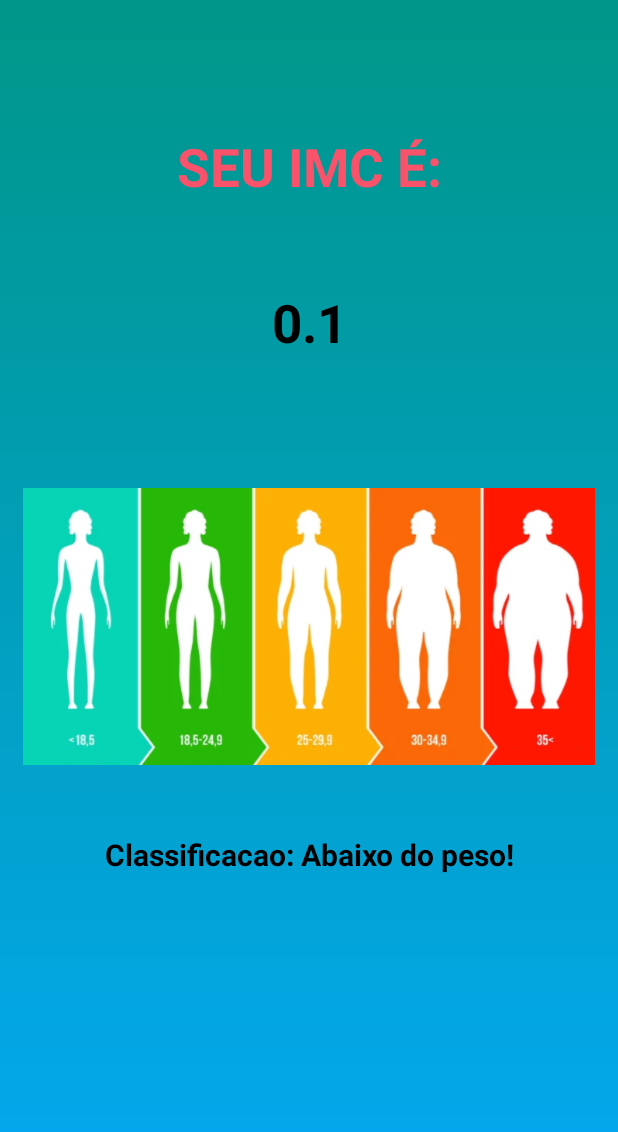
After one commit to rsantana30/projetoimc, an Android app: the ResultActivity screen opened directly, with no data from a screen before it, on a phone screen of 412 x 824 dp. The commit adds this screen. Shown: the top 1132 px of the screen. Run offline under Robolectric (Android 15) with nearby library versions, the phone set to English and light mode, and no system bars.

Commit message:
Initial Commit

```diff
--- /dev/null
+++ b/app/src/main/java/com/example/projetoimc/ResultActivity.kt
@@ -0,0 +1,40 @@
+package com.example.projetoimc
+
+import androidx.appcompat.app.AppCompatActivity
+import android.os.Bundle
+import android.view.MenuItem
+import android.widget.TextView
+
+class ResultActivity : AppCompatActivity() {
+    override fun onCreate(savedInstanceState: Bundle?) {
+        super.onCreate(savedInstanceState)
+        setContentView(R.layout.activity_result)
+
+
+        val tvResult =  findViewById<TextView>(R.id.textview_result)
+        val tvClassificacao =  findViewById<TextView>(R.id.textview_classificacao)
+        val result = intent.getFloatExtra("Extra_Result", 0.1f)
+
+        tvResult.text = result.toString()
+
+        val classificacao = if (result < 18.50) {
+            "Abaixo do peso"
+        } else if (result in 18.50..24.99) {
+            "Normal"
+        } else if (result in 25.00..29.99){
+            "Sobrepeso"
+        } else if (result in 30.00..34.99){
+            "Obesidade grau I"
+        } else if (result in 35.00..39.99){
+            "Obesidade grau II"
+        } else {
+            "Obesidade grau III"
+        }
+        tvClassificacao.text=getString(R.string.message_classificacao, classificacao)
+    }
+
+    override fun onOptionsItemSelected(item: MenuItem): Boolean {
+        finish()
+        return super.onOptionsItemSelected(item)
+    }
+}
--- a/app/src/main/java/com/example/projetoimc/ScreenIMC.kt
+++ /dev/null
@@ -1,4 +0,0 @@
-package com.example.projetoimc
-
-class ScreenIMC {
-}
--- a/app/src/main/res/drawable/edit_text.xml
+++ b/app/src/main/res/drawable/edit_text.xml
@@ -1,7 +1,7 @@
 <?xml version="1.0" encoding="utf-8"?>
 <shape xmlns:android="http://schemas.android.com/apk/res/android">
 
-    <solid android:color="#80FFFFFF"/>
+    <solid android:color="#2CFFFFFF"/>
     <corners android:radius="10dp"/>
     <stroke android:color="@color/black" android:width="2dp"/>
     <padding android:left="8dp" android:right="8dp"/>
--- a/app/src/main/res/layout/activity_main.xml
+++ b/app/src/main/res/layout/activity_main.xml
@@ -36,6 +36,7 @@
         android:inputType="numberDecimal"
         android:textSize="18dp"
         android:textStyle="bold"
+        android:textColor="@color/black"
         app:layout_constraintBottom_toTopOf="@+id/btn_calcular"
         app:layout_constraintEnd_toEndOf="@+id/imageView2"
         app:layout_constraintHorizontal_bias="0.485"
@@ -55,6 +56,7 @@
         android:maxLength="5"
         android:textSize="18sp"
         android:textStyle="bold"
+        android:textColor="@color/black"
         app:layout_constraintEnd_toEndOf="@+id/imageView2"
         app:layout_constraintHorizontal_bias="0.485"
         app:layout_constraintStart_toStartOf="@+id/imageView2"
@@ -77,7 +79,7 @@
         app:layout_constraintStart_toStartOf="@+id/imageView2" />
 
     <ImageView
-        android:id="@+id/imageView6"
+        android:id="@+id/ipesotxt"
         android:layout_width="251dp"
         android:layout_height="0dp"
         android:layout_marginTop="48dp"
@@ -100,7 +102,7 @@
         app:layout_constraintBottom_toBottomOf="parent"
         app:layout_constraintEnd_toEndOf="parent"
         app:layout_constraintStart_toStartOf="parent"
-        app:layout_constraintTop_toBottomOf="@+id/imageView6" />
+        />
 
 
 
--- /dev/null
+++ b/app/src/main/res/layout/activity_result.xml
@@ -0,0 +1,71 @@
+<?xml version="1.0" encoding="utf-8"?>
+<androidx.constraintlayout.widget.ConstraintLayout xmlns:android="http://schemas.android.com/apk/res/android"
+    xmlns:app="http://schemas.android.com/apk/res-auto"
+    xmlns:tools="http://schemas.android.com/tools"
+    android:layout_width="match_parent"
+    android:layout_height="match_parent"
+    android:background="@drawable/background"
+    tools:context=".ResultActivity">
+
+    <TextView
+        android:id="@+id/textview_imc"
+        android:layout_width="380dp"
+        android:layout_height="80dp"
+        android:layout_marginStart="14dp"
+        android:layout_marginTop="64dp"
+        android:layout_marginEnd="14dp"
+        android:gravity="center_horizontal"
+        android:text="SEU IMC É:"
+        android:textColor="#F9536B"
+        android:textSize="35dp"
+        android:textStyle="bold"
+        app:layout_constraintBottom_toTopOf="@+id/textview_result"
+        app:layout_constraintEnd_toEndOf="parent"
+        app:layout_constraintStart_toStartOf="parent"
+        app:layout_constraintTop_toTopOf="parent" />
+
+    <ImageView
+        android:id="@+id/imageView"
+        android:layout_width="381dp"
+        android:layout_height="270dp"
+        android:layout_marginStart="14dp"
+        android:layout_marginEnd="14dp"
+        android:layout_marginBottom="248dp"
+        app:layout_constraintBottom_toBottomOf="parent"
+        app:layout_constraintEnd_toEndOf="parent"
+        app:layout_constraintStart_toStartOf="parent"
+        app:layout_constraintTop_toBottomOf="@+id/textview_result"
+        app:srcCompat="@drawable/imcfoto" />
+
+    <TextView
+        android:id="@+id/textview_classificacao"
+        android:layout_width="383dp"
+        android:layout_height="86dp"
+        android:gravity="center_horizontal"
+        android:text="Classificacao:"
+        android:textColor="@color/black"
+        android:textSize="20dp"
+        android:textStyle="bold"
+        app:layout_constraintBottom_toBottomOf="parent"
+        app:layout_constraintEnd_toEndOf="parent"
+        app:layout_constraintStart_toStartOf="parent"
+        app:layout_constraintTop_toTopOf="@+id/imageView"
+        app:layout_constraintVertical_bias="0.601" />
+
+    <TextView
+        android:id="@+id/textview_result"
+        android:layout_width="380dp"
+        android:layout_height="68dp"
+        android:layout_marginStart="14dp"
+        android:layout_marginEnd="14dp"
+        android:gravity="center_horizontal"
+        android:text="SEU IMC É:"
+        android:textColor="#000000"
+        android:textSize="35dp"
+        android:textStyle="bold"
+        app:layout_constraintBottom_toTopOf="@+id/imageView"
+        app:layout_constraintEnd_toEndOf="parent"
+        app:layout_constraintStart_toStartOf="parent"
+        app:layout_constraintTop_toBottomOf="@+id/textview_imc" />
+
+</androidx.constraintlayout.widget.ConstraintLayout>
--- a/app/src/main/res/layout/imc_screen.xml
+++ /dev/null
@@ -1,6 +0,0 @@
-<?xml version="1.0" encoding="utf-8"?>
-<androidx.constraintlayout.widget.ConstraintLayout xmlns:android="http://schemas.android.com/apk/res/android"
-    xmlns:app="http://schemas.android.com/apk/res-auto"
-    xmlns:tools="http://schemas.android.com/tools"
-    android:layout_width="match_parent"
-    android:layout_height="match_parent"/>
--- a/app/src/main/res/values/strings.xml
+++ b/app/src/main/res/values/strings.xml
@@ -1,3 +1,4 @@
 <resources>
     <string name="app_name">projetoimc</string>
+    <string name="message_classificacao">Classificacao: %1$s!</string>
 </resources>
--- a/app/src/main/res/values/themes.xml
+++ b/app/src/main/res/values/themes.xml
@@ -1,6 +1,6 @@
 <resources xmlns:tools="http://schemas.android.com/tools">
     <!-- Base application theme. -->
-    <style name="Base.Theme.Projetoimc" parent="Theme.Material3.DayNight.NoActionBar">
+    <style name="Base.Theme.Projetoimc" parent="Theme.Material3.Dark.NoActionBar">
         <!-- Customize your light theme here. -->
         <!-- <item name="colorPrimary">@color/my_light_primary</item> -->
         <item name="android:statusBarColor">#009688</item>
--- a/build.gradle.kts
+++ b/build.gradle.kts
@@ -1,5 +1,5 @@
 // Top-level build file where you can add configuration options common to all sub-projects/modules.
 plugins {
-    id("com.android.application") version "8.2.0" apply false
+    id("com.android.application") version "8.2.2" apply false
     id("org.jetbrains.kotlin.android") version "1.9.0" apply false
 }
```
Also changed, not shown: app/src/main/AndroidManifest.xml (+6 -5 lines), app/src/main/java/com/example/projetoimc/MainActivity.kt (+25 -1 lines).
